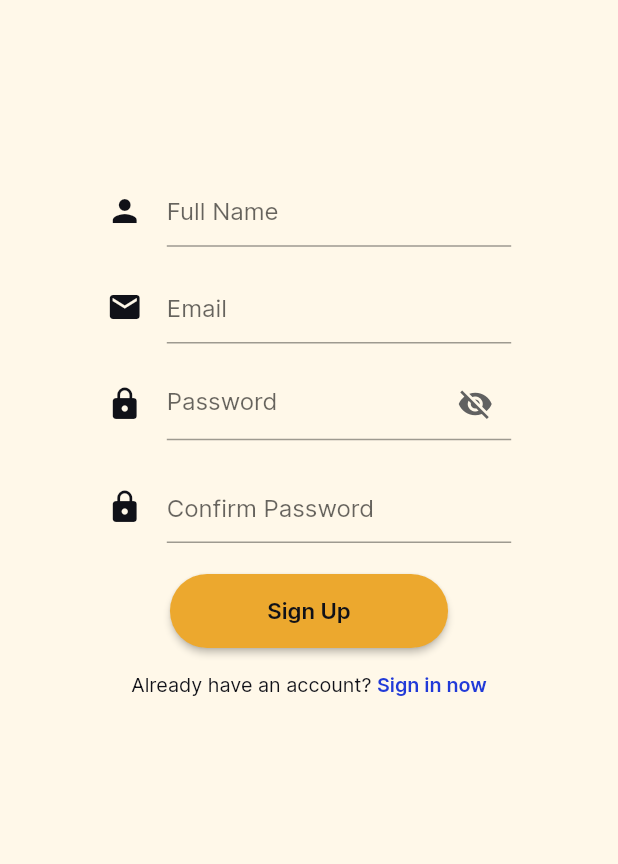
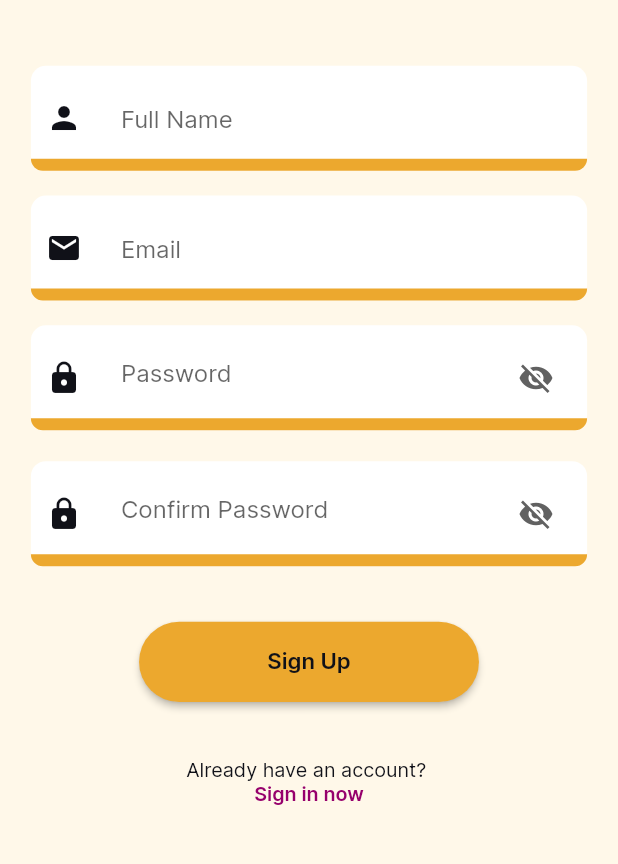
Before and after one commit to jdesolate/lending, a Flutter app: the screen it shows after launch, after a tap on "Log In", after a tap on "Sign up now", on a phone screen of 412 x 824 dp, the part 259-1123 px from its top. Run offline on Flutter 3.47's test engine with Material 2 defaults, Android fonts, the phone set to English and light mode, and no system bars; our stand-ins replace firebase_auth, firebase_core, image_picker; accounts and stored records are empty; network calls fail.

Commit message:
v4.2 Revamp Registration 01/22/22

```diff
--- a/lib/screens/login.dart
+++ b/lib/screens/login.dart
@@ -5,6 +5,7 @@ import 'package:lending/screens/forgotpass.dart';
 import 'package:lending/screens/home.dart';
 import 'package:lending/screens/register.dart';
 import 'package:lending/widgets/custom_page_route.dart';
+import 'package:lending/widgets/custom_text_field.dart';
 
 class LoginScreen extends StatefulWidget {
   const LoginScreen({Key? key}) : super(key: key);
@@ -45,7 +46,7 @@ class _LoginScreenState extends State<LoginScreen> {
                 ),
               ),
               SizedBox(
-                height: height * 0.025,
+                height: height * 0.055,
               ),
               Column(
                 mainAxisAlignment: MainAxisAlignment.spaceEvenly,
@@ -56,10 +57,15 @@ class _LoginScreenState extends State<LoginScreen> {
                       SizedBox(
                         height: height * 0.015,
                       ),
+                      CustomTextField(
+                          type: 'Email', typeController: emailController),
+                      SizedBox(
+                        height: height * 0.045,
+                      ),
                       Container(
-                        height: 80,
+                        height: 70,
                         decoration: BoxDecoration(
-                            color: primaryColor1,
+                            color: Colors.white,
                             borderRadius: BorderRadius.circular(10.0)),
                         child: Stack(
                           children: [
@@ -83,56 +89,6 @@ class _LoginScreenState extends State<LoginScreen> {
                               margin:
                                   const EdgeInsets.symmetric(horizontal: 10),
                               child: TextField(
-                                controller: emailController,
-                                decoration: const InputDecoration(
-                                  border: InputBorder.none,
-                                  focusedBorder: InputBorder.none,
-                                  enabledBorder: InputBorder.none,
-                                  errorBorder: InputBorder.none,
-                                  disabledBorder: InputBorder.none,
-                                  contentPadding: EdgeInsets.only(
-                                      left: 10, bottom: 11, top: 11, right: 15),
-                                  icon: Icon(
-                                    Icons.person,
-                                    color: primaryColor3,
-                                  ),
-                                  hintText: 'Email',
-                                ),
-                              ),
-                            ),
-                          ],
-                        ),
-                      ),
-                      SizedBox(
-                        height: height * 0.045,
-                      ),
-                      Container(
-                        height: 80,
-                        decoration: BoxDecoration(
-                            color: primaryColor1,
-                            borderRadius: BorderRadius.circular(10.0)),
-                        child: Stack(
-                          children: [
-                            Align(
-                              alignment: Alignment.bottomCenter,
-                              child: Container(
-                                alignment: Alignment.bottomCenter,
-                                height: 8,
-                                width: double.maxFinite,
-                                decoration: const BoxDecoration(
-                                  borderRadius: BorderRadius.only(
-                                    bottomLeft: Radius.circular(10),
-                                    bottomRight: Radius.circular(10),
-                                  ),
-                                  color: accentColor1,
-                                ),
-                              ),
-                            ),
-                            Container(
-                              alignment: Alignment.center,
-                              margin:
-                                  const EdgeInsets.symmetric(horizontal: 10),
-                              child: TextFormField(
                                 keyboardType: TextInputType.text,
                                 controller: passwordController,
                                 obscureText: !_passwordVisible,
--- a/lib/screens/register.dart
+++ b/lib/screens/register.dart
@@ -3,6 +3,7 @@ import 'package:flutter/material.dart';
 import 'package:lending/widgets/constants.dart';
 import 'package:lending/screens/login.dart';
 import 'package:lending/widgets/custom_page_route.dart';
+import 'package:lending/widgets/custom_text_field.dart';
 
 class RegisterScreen extends StatefulWidget {
   const RegisterScreen({Key? key}) : super(key: key);
@@ -18,6 +19,7 @@ class _RegisterScreenState extends State<RegisterScreen> {
   final cpasswordController = TextEditingController();
   final FirebaseAuth auth = FirebaseAuth.instance;
   bool _passwordVisible = false;
+  bool _cpasswordVisible = false;
   final _formKey = GlobalKey<FormState>();
 
   @override
@@ -25,13 +27,12 @@ class _RegisterScreenState extends State<RegisterScreen> {
     final width = MediaQuery.of(context).size.width;
     final height = MediaQuery.of(context).size.height;
 
-    return SafeArea(
-      child: Scaffold(
+    return Scaffold(
       resizeToAvoidBottomInset: false,
       body: Container(
         padding: EdgeInsets.symmetric(
           vertical: height * 0.10,
-            horizontal: width * 0.10,
+          horizontal: width * 0.05,
         ),
         decoration: const BoxDecoration(color: primaryColor1),
         child: Column(
@@ -46,9 +47,6 @@ class _RegisterScreenState extends State<RegisterScreen> {
             const Spacer(),
             Form(
               key: _formKey,
-                child: Container(
-                  padding: const EdgeInsets.symmetric(
-                      horizontal: 30.0, vertical: 5.0),
               child: Column(
                 mainAxisAlignment: MainAxisAlignment.spaceEvenly,
                 children: [
@@ -58,37 +56,56 @@ class _RegisterScreenState extends State<RegisterScreen> {
                       SizedBox(
                         height: height * 0.015,
                       ),
-                          TextField(
-                            controller: fnameController,
-                            decoration: const InputDecoration(
-                              icon: Icon(
-                                Icons.person,
-                                color: primaryColor3,
+                      CustomTextField(
+                          typeController: fnameController, type: 'Full Name'),
+                      SizedBox(
+                        height: height * 0.02,
                       ),
-                              hintText: 'Full Name',
-                            ),
+                      CustomTextField(
+                        typeController: emailController,
+                        type: 'Email',
                       ),
                       SizedBox(
                         height: height * 0.02,
                       ),
-                          TextField(
-                            controller: emailController,
-                            decoration: const InputDecoration(
-                              icon: Icon(
-                                Icons.mail,
-                                color: primaryColor3,
+                      Container(
+                        height: 70,
+                        decoration: BoxDecoration(
+                            color: Colors.white,
+                            borderRadius: BorderRadius.circular(10.0)),
+                        child: Stack(
+                          children: [
+                            Align(
+                              alignment: Alignment.bottomCenter,
+                              child: Container(
+                                alignment: Alignment.bottomCenter,
+                                height: 8,
+                                width: double.maxFinite,
+                                decoration: const BoxDecoration(
+                                  borderRadius: BorderRadius.only(
+                                    bottomLeft: Radius.circular(10),
+                                    bottomRight: Radius.circular(10),
                                   ),
-                              hintText: 'Email',
+                                  color: accentColor1,
                                 ),
                               ),
-                          SizedBox(
-                            height: height * 0.02,
                             ),
-                          TextFormField(
+                            Container(
+                              alignment: Alignment.center,
+                              margin:
+                                  const EdgeInsets.symmetric(horizontal: 10),
+                              child: TextField(
                                 keyboardType: TextInputType.text,
                                 controller: passwordController,
                                 obscureText: !_passwordVisible,
                                 decoration: InputDecoration(
+                                  border: InputBorder.none,
+                                  focusedBorder: InputBorder.none,
+                                  enabledBorder: InputBorder.none,
+                                  errorBorder: InputBorder.none,
+                                  disabledBorder: InputBorder.none,
+                                  contentPadding: const EdgeInsets.only(
+                                      left: 10, bottom: 11, top: 11, right: 15),
                                   icon: const Icon(
                                     Icons.lock,
                                     color: primaryColor3,
@@ -108,19 +125,68 @@ class _RegisterScreenState extends State<RegisterScreen> {
                                   ),
                                 ),
                               ),
+                            ),
+                          ],
+                        ),
+                      ),
                       SizedBox(
                         height: height * 0.025,
                       ),
-                          TextFormField(
+                      Container(
+                        height: 70,
+                        decoration: BoxDecoration(
+                            color: Colors.white,
+                            borderRadius: BorderRadius.circular(10.0)),
+                        child: Stack(
+                          children: [
+                            Align(
+                              alignment: Alignment.bottomCenter,
+                              child: Container(
+                                alignment: Alignment.bottomCenter,
+                                height: 8,
+                                width: double.maxFinite,
+                                decoration: const BoxDecoration(
+                                  borderRadius: BorderRadius.only(
+                                    bottomLeft: Radius.circular(10),
+                                    bottomRight: Radius.circular(10),
+                                  ),
+                                  color: accentColor1,
+                                ),
+                              ),
+                            ),
+                            Container(
+                              alignment: Alignment.center,
+                              margin:
+                                  const EdgeInsets.symmetric(horizontal: 10),
+                              child: TextFormField(
                                 keyboardType: TextInputType.text,
                                 controller: cpasswordController,
-                            obscureText: true,
-                            decoration: const InputDecoration(
-                              icon: Icon(
+                                obscureText: !_cpasswordVisible,
+                                decoration: InputDecoration(
+                                  border: InputBorder.none,
+                                  focusedBorder: InputBorder.none,
+                                  enabledBorder: InputBorder.none,
+                                  errorBorder: InputBorder.none,
+                                  disabledBorder: InputBorder.none,
+                                  contentPadding: const EdgeInsets.only(
+                                      left: 10, bottom: 11, top: 11, right: 15),
+                                  icon: const Icon(
                                     Icons.lock,
                                     color: primaryColor3,
                                   ),
                                   hintText: 'Confirm Password',
+                                  suffixIcon: GestureDetector(
+                                    onTap: () {
+                                      setState(() {
+                                        _cpasswordVisible = !_cpasswordVisible;
+                                      });
+                                    },
+                                    child: Icon(
+                                        _cpasswordVisible
+                                            ? Icons.visibility
+                                            : Icons.visibility_off,
+                                        color: Colors.grey[700]),
+                                  ),
                                 ),
                                 validator: (value) {
                                   if (value != passwordController.text) {
@@ -130,8 +196,12 @@ class _RegisterScreenState extends State<RegisterScreen> {
                                   }
                                 },
                               ),
+                            ),
+                          ],
+                        ),
+                      ),
                       SizedBox(
-                            height: height * 0.025,
+                        height: height * 0.045,
                       ),
                     ],
                   ),
@@ -154,8 +224,7 @@ class _RegisterScreenState extends State<RegisterScreen> {
                                 Navigator.of(context).push(
                                   MaterialPageRoute(
                                     fullscreenDialog: true,
-                                        builder: (context) =>
-                                            const LoginScreen(),
+                                    builder: (context) => const LoginScreen(),
                                     // LoadScreen(
                                     //   auth: auth,
                                     //   currentUser: user,
@@ -196,8 +265,8 @@ class _RegisterScreenState extends State<RegisterScreen> {
                         style: ElevatedButton.styleFrom(
                           primary: accentColor1,
                           fixedSize: Size(
-                                width * 0.45,
-                                height * 0.060,
+                            width * 0.55,
+                            height * 0.065,
                           ),
                           shape: RoundedRectangleBorder(
                             borderRadius: BorderRadius.circular(40.0),
@@ -215,9 +284,9 @@ class _RegisterScreenState extends State<RegisterScreen> {
                         ),
                       ),
                       SizedBox(
-                            height: height * 0.020,
+                        height: height * 0.045,
                       ),
-                          Row(
+                      Column(
                         mainAxisAlignment: MainAxisAlignment.center,
                         children: [
                           Text(
@@ -242,7 +311,7 @@ class _RegisterScreenState extends State<RegisterScreen> {
                             child: Text(
                               'Sign in now',
                               style: TextStyle(
-                                    color: secondaryColor,
+                                color: accentColor2,
                                 fontFamily: 'Inter',
                                 fontWeight: FontWeight.w600,
                                 fontSize: height * 0.016,
@@ -257,10 +326,8 @@ class _RegisterScreenState extends State<RegisterScreen> {
                 ],
               ),
             ),
-              ),
             const Spacer(),
           ],
-          ),
         ),
       ),
     );
--- /dev/null
+++ b/lib/widgets/custom_text_field.dart
@@ -0,0 +1,62 @@
+import 'package:flutter/material.dart';
+import 'package:lending/widgets/constants.dart';
+
+class CustomTextField extends StatelessWidget {
+  final String? type;
+  const CustomTextField({
+    Key? key,
+    required this.typeController,
+    required this.type,
+  }) : super(key: key);
+
+  final TextEditingController typeController;
+
+  @override
+  Widget build(BuildContext context) {
+    return Container(
+      height: 70,
+      decoration: BoxDecoration(
+          color: Colors.white, borderRadius: BorderRadius.circular(10.0)),
+      child: Stack(
+        children: [
+          Align(
+            alignment: Alignment.bottomCenter,
+            child: Container(
+              alignment: Alignment.bottomCenter,
+              height: 8,
+              width: double.maxFinite,
+              decoration: const BoxDecoration(
+                borderRadius: BorderRadius.only(
+                  bottomLeft: Radius.circular(10),
+                  bottomRight: Radius.circular(10),
+                ),
+                color: accentColor1,
+              ),
+            ),
+          ),
+          Container(
+            alignment: Alignment.center,
+            margin: const EdgeInsets.symmetric(horizontal: 10),
+            child: TextField(
+              controller: typeController,
+              decoration: InputDecoration(
+                border: InputBorder.none,
+                focusedBorder: InputBorder.none,
+                enabledBorder: InputBorder.none,
+                errorBorder: InputBorder.none,
+                disabledBorder: InputBorder.none,
+                contentPadding: const EdgeInsets.only(
+                    left: 10, bottom: 11, top: 11, right: 15),
+                icon: Icon(
+                  (type == 'Email') ? Icons.mail : Icons.person,
+                  color: primaryColor3,
+                ),
+                hintText: type,
+              ),
+            ),
+          ),
+        ],
+      ),
+    );
+  }
+}
```
Lines whose indentation alone changed are shown as unchanged.
